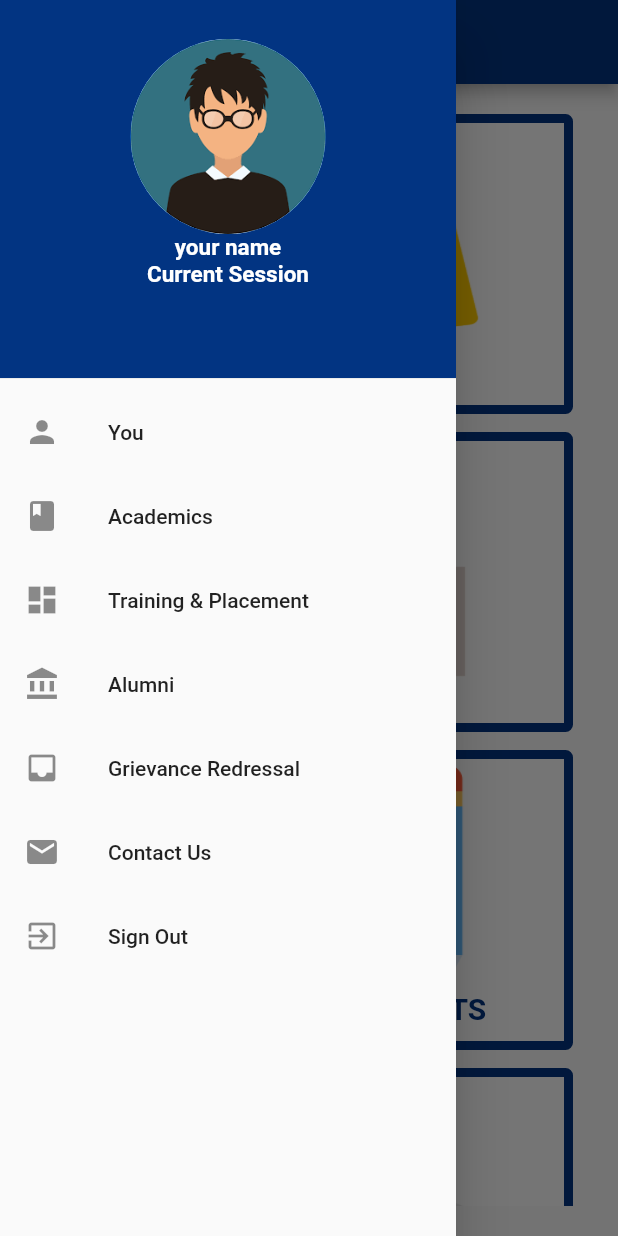
After one commit to sumitks866/application_biet_biet_hacks, a Flutter app: the Home screen opened directly, with the side drawer open, on a phone screen of 412 x 824 dp. The commit adds this screen. Run offline on Flutter 3.47's test engine with Material 2 defaults, Android fonts, the phone set to English and light mode, and no system bars.

Commit message:
add home page

```diff
--- a/lib/main.dart
+++ b/lib/main.dart
@@ -1,18 +1,20 @@
-import 'package:application_biet_biet_hacks/screens/login.dart';
 import 'package:flutter/material.dart';
+import 'package:application_biet_biet_hacks/wrapper..dart';
 
 void main() {
   runApp(MyApp());
 }
 
-class MyApp extends StatelessWidget {
-  // This widget is the root of your application.
+class MyApp extends StatefulWidget {
+  @override
+  _MyAppState createState() => _MyAppState();
+}
+
+class _MyAppState extends State<MyApp> {
   @override
   Widget build(BuildContext context) {
     return MaterialApp(
-      home: Scaffold(
-        body: Login(),
-      ),
+      home: Wrapper(),
     );
   }
 }
--- /dev/null
+++ b/lib/screens/draweritem_def.dart
@@ -0,0 +1,8 @@
+import 'package:flutter/cupertino.dart';
+
+class DrawerItem{
+  String text;
+  Icon icon;
+
+  DrawerItem({this.text,this.icon});
+}
--- /dev/null
+++ b/lib/screens/home.dart
@@ -0,0 +1,102 @@
+import 'package:flutter/material.dart';
+
+import 'package:application_biet_biet_hacks/screens/draweritem_def.dart';
+import 'package:application_biet_biet_hacks/screens/renderDrawer.dart';
+import 'package:application_biet_biet_hacks/screens/tiles_def.dart';
+import 'package:application_biet_biet_hacks/screens/tiles.dart';
+
+class Home extends StatefulWidget {
+  @override
+  _HomeState createState() => _HomeState();
+}
+
+class _HomeState extends State<Home> {
+
+  List<DrawerItem> draweritems = [
+    DrawerItem(text: "You",icon: Icon(Icons.person)),
+    DrawerItem(text: "Academics",icon: Icon(Icons.book)),
+    DrawerItem(text: "Training & Placement",icon: Icon(Icons.dashboard)),
+    DrawerItem(text: "Alumni",icon: Icon(Icons.account_balance)),
+    DrawerItem(text: "Grievance Redressal",icon: Icon(Icons.inbox)),
+    DrawerItem(text: "Contact Us",icon: Icon(Icons.mail)),
+    DrawerItem(text: "Sign Out",icon: Icon(Icons.exit_to_app))
+  ];
+
+  @override
+  Widget build(BuildContext context) {
+    return Container(
+      child: Scaffold(
+        appBar: AppBar(
+          title : Text("BIET JHANSI"),
+          backgroundColor : Color.fromRGBO(2, 52, 130, 1),
+        ),
+        drawer: Drawer(
+          child: ListView(
+            padding: EdgeInsets.zero,
+            children: <Widget>[
+              Container(
+                height: 260,
+                child: DrawerHeader(
+                  child:  Column(
+                    children: <Widget>[
+                      SizedBox(height: 10.0),
+                      Center(
+                        child: CircleAvatar(
+                          backgroundImage: AssetImage('assets/person.png'),
+                          radius: 65,
+                        ),
+                      ),
+                      Text(
+                        'your name \nCurrent Session',
+                        textAlign: TextAlign.center,
+                        style: TextStyle(
+                          fontWeight: FontWeight.bold,
+                          fontSize: 15,
+                          color: Colors.white,
+                          //fontSize: 30,
+                        ),
+                      ),
+                    ],
+                  ),
+                  decoration : BoxDecoration(
+                    color : Color.fromRGBO(2, 52, 130, 1),
+                  ),
+                ),
+              ),
+              Column(
+                children: draweritems.map((draweritem)=>RenderDrawer(draweritem: draweritem)).toList(),
+              ),
+            ],
+          ),
+        ),
+        body: Padding(
+          padding: EdgeInsets.all(20.0),
+          child : RenderTiles(),
+        ) ,
+      ),
+    );
+  }
+}
+
+class RenderTiles extends StatefulWidget {
+  @override
+  _RenderTilesState createState() => _RenderTilesState();
+}
+
+class _RenderTilesState extends State<RenderTiles> {
+  List<TileItem> tileitems = [
+    TileItem(tileName: "NOTICES" , imageName: "assets/icon_notice.png" ,screenName: '/notices'),
+    TileItem(tileName: "IMS" , imageName: "assets/icon_ims.png",screenName: '/ims' ),
+    TileItem(tileName: "EXAMINATION RESULTS" , imageName: "assets/icon_exam.png" ,screenName:'/result' ),
+    TileItem(tileName: "DEPARTMENTS" , imageName: "assets/icon_department.png" ,screenName: '/departments'),
+    TileItem(tileName: "PHOTO GALLERY" , imageName: "assets/icon_gallery.png",screenName:'/gallery' ),
+  ] ;
+
+
+  @override
+  Widget build(BuildContext context) {
+    return ListView(
+      children: tileitems.map((tileitem) => Tiles(tileitem: tileitem)).toList(),
+    );
+  }
+}
--- a/lib/screens/login.dart
+++ b/lib/screens/login.dart
@@ -3,7 +3,8 @@ import 'package:flutter/material.dart';
 class Login extends StatelessWidget {
   @override
   Widget build(BuildContext context) {
-    return Container(
+    return Scaffold(
+      body: Container(
         width: double.infinity,
         color: Colors.blue[900],
         child : Column(
@@ -115,7 +116,6 @@ class Login extends StatelessWidget {
                           ),
                         ),
                         SizedBox(height: 10.0,),
-
                       ],
                       ),
                   ),
@@ -124,6 +124,7 @@ class Login extends StatelessWidget {
             ),
           ],
         ),
+      ),
     );
   }
 }
--- /dev/null
+++ b/lib/screens/renderDrawer.dart
@@ -0,0 +1,17 @@
+import 'package:application_biet_biet_hacks/screens/draweritem_def.dart';
+import 'package:flutter/material.dart';
+
+class RenderDrawer extends StatelessWidget {
+  final DrawerItem draweritem;
+  RenderDrawer({this.draweritem});
+  @override
+  Widget build(BuildContext context) {
+    return ListTile(
+      title : Text(draweritem.text) ,
+      leading: draweritem.icon,
+      onTap: () {
+        Navigator.pop(context);
+      },
+    );
+  }
+}
--- /dev/null
+++ b/lib/screens/tiles.dart
@@ -0,0 +1,64 @@
+import 'package:flutter/material.dart';
+
+import 'package:application_biet_biet_hacks/screens/tiles_def.dart';
+
+class Tiles extends StatefulWidget {
+  final TileItem tileitem;
+  Tiles({this.tileitem});
+
+  @override
+  _TilesState createState() => _TilesState();
+}
+
+class _TilesState extends State<Tiles> {
+  double elevation = 5;
+  bool isActive = false;
+
+  @override
+  Widget build(BuildContext context) {
+    return GestureDetector(
+      onTapDown: (_){
+        setState(() {
+          isActive = !isActive;
+          elevation = 0;
+        });
+        //Navigator.pushNamed(context, '${widget.tileitem.screenName}');
+      },
+      onTapUp: (_){
+        setState(() {
+          isActive = !isActive;
+          elevation = 5;
+        });
+      },
+      child: Container(
+        margin: EdgeInsets.fromLTRB(10.0, 0.0, 10.0, 12.0),
+        width: double.maxFinite,
+        height: 200,
+        decoration: BoxDecoration(
+          borderRadius: BorderRadius.circular(5.0),
+          border: Border.all(color: isActive?Colors.grey[700]:Color.fromRGBO(2, 52, 130, 1),width: 6),
+          image: DecorationImage(
+            image: AssetImage('${widget.tileitem.imageName}'),
+            fit : BoxFit.fill,
+          ),
+        ),
+        child: Padding(
+          padding: EdgeInsets.fromLTRB(15,20,0,10),
+          child: Align(
+            alignment : Alignment.bottomCenter ,
+            child : RichText(
+              text : TextSpan(
+                text: '${widget.tileitem.tileName}',
+                style: TextStyle(
+                  fontWeight: FontWeight.bold,
+                  color:isActive?Colors.grey[700]:Color.fromRGBO(2, 52, 130, 1),
+                  fontSize: 20,
+                ),
+              ),
+            ),
+          ),
+        ),
+      ),
+    );
+  }
+}
--- /dev/null
+++ b/lib/screens/tiles_def.dart
@@ -0,0 +1,6 @@
+class TileItem {
+  String tileName  ;
+  String imageName ;
+  String screenName ;
+  TileItem({this.tileName,this.imageName, this.screenName});
+}
--- /dev/null
+++ b/lib/wrapper..dart
@@ -0,0 +1,16 @@
+import 'package:flutter/material.dart';
+
+import 'package:application_biet_biet_hacks/screens/home.dart';
+import 'package:application_biet_biet_hacks/screens/login.dart';
+
+class Wrapper extends StatefulWidget {
+  @override
+  _WrapperState createState() => _WrapperState();
+}
+
+class _WrapperState extends State<Wrapper> {
+  @override
+  Widget build(BuildContext context) {
+    return Login();
+  }
+}
--- a/pubspec.yaml
+++ b/pubspec.yaml
@@ -53,8 +53,8 @@ flutter:
   uses-material-design: true
 
   # To add assets to your application, add an assets section, like this:
-  # assets:
-  #   - images/a_dot_burr.jpeg
+  assets:
+    - assets/
   #   - images/a_dot_ham.jpeg
 
   # An image asset can refer to one or more resolution-specific "variants", see
```
Also changed, not shown: assets/icon_department.png (added), assets/icon_exam.png (added), assets/icon_gallery.png (added), assets/icon_ims.png (added), assets/icon_notice.png (added), assets/person.png (added), pubspec.lock. Lines whose indentation alone changed are shown as unchanged.
